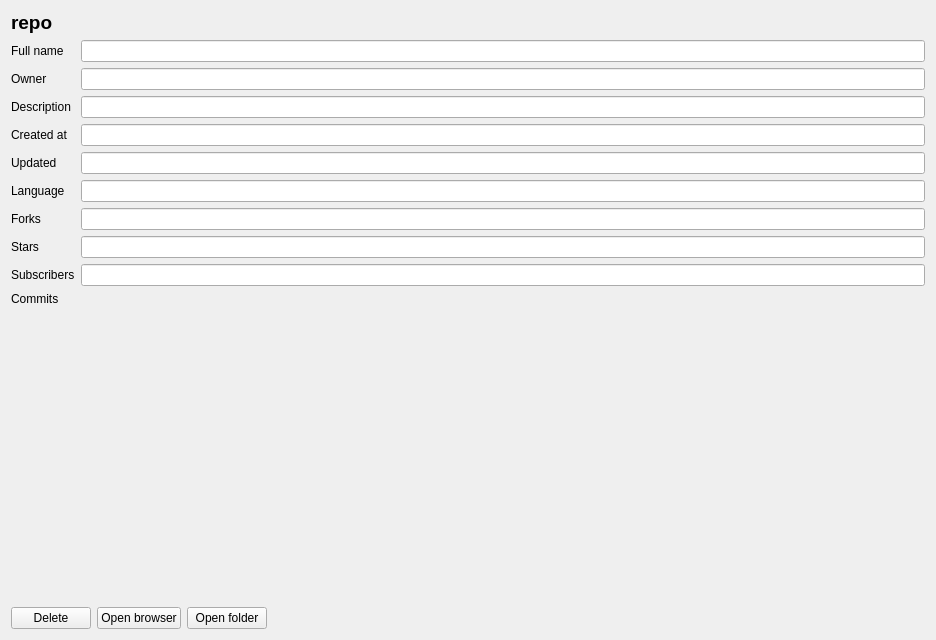
First picture: the form in ui/widgets/local_repository.ui, repository DomiTP/GitHub-Manager, before the edit.
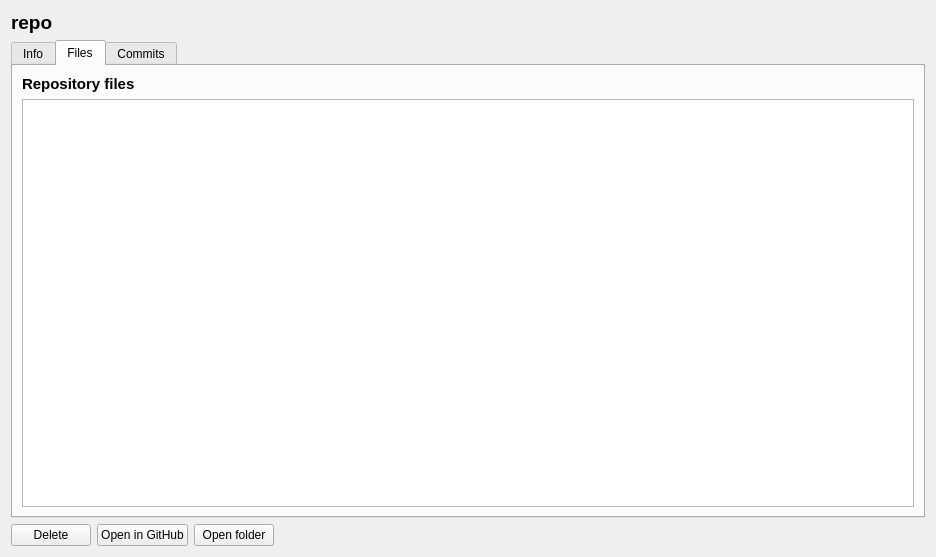
Second picture: the form after the edit. The open tabs and pages were chosen to show the change.

Commit message: Filtros en las listas de repositorios (remotas y locales), modificada la vista de los repositorios locales, ahora hay 3 pestañas, en la primera hay información, en la segunda hay un treeview para ver los archivos y carpetas que contiene la carpeta del repositorio y la tercera que está el gráfico de los commits y modificado el widget del canvas para poder poner el texto de las X en vertical.

```diff
--- a/ui/widgets/local_repository.ui
+++ b/ui/widgets/local_repository.ui
@@ -7,7 +7,7 @@
     <x>0</x>
     <y>0</y>
     <width>936</width>
-    <height>640</height>
+    <height>557</height>
    </rect>
   </property>
   <property name="windowTitle">
@@ -34,6 +34,16 @@
     </widget>
    </item>
    <item>
+          <widget class="QTabWidget" name="tabWidget">
+              <property name="currentIndex">
+                  <number>0</number>
+              </property>
+              <widget class="QWidget" name="infoTab">
+                  <attribute name="title">
+                      <string>Info</string>
+                  </attribute>
+                  <layout class="QVBoxLayout" name="verticalLayout_3">
+                      <item>
     <layout class="QFormLayout" name="formLayout">
      <item row="0" column="0">
       <widget class="QLabel" name="fullNameLabel">
@@ -163,38 +173,52 @@
      </item>
     </layout>
    </item>
+                  </layout>
+              </widget>
+              <widget class="QWidget" name="filesTab">
+                  <attribute name="title">
+                      <string>Files</string>
+                  </attribute>
+                  <layout class="QVBoxLayout" name="verticalLayout_4">
    <item>
-    <layout class="QVBoxLayout" name="verticalLayout_2">
-     <item>
-      <widget class="QLabel" name="label">
+                          <widget class="QLabel" name="label_2">
        <property name="sizePolicy">
         <sizepolicy hsizetype="Fixed" vsizetype="Fixed">
          <horstretch>0</horstretch>
          <verstretch>0</verstretch>
         </sizepolicy>
        </property>
+                              <property name="font">
+                                  <font>
+                                      <pointsize>11</pointsize>
+                                      <bold>true</bold>
+                                  </font>
+                              </property>
        <property name="text">
+                                  <string>Repository files</string>
+                              </property>
+                          </widget>
+                      </item>
+                      <item>
+                          <widget class="QTreeView" name="treeView"/>
+                      </item>
+                  </layout>
+              </widget>
+              <widget class="QWidget" name="commitsTab">
+                  <attribute name="title">
         <string>Commits</string>
-       </property>
-      </widget>
-     </item>
+                  </attribute>
+                  <layout class="QVBoxLayout" name="verticalLayout_5">
+                      <item>
+                          <layout class="QVBoxLayout" name="verticalLayout_2">
      <item>
       <widget class="QWidget" name="commitsImageWidget" native="true"/>
      </item>
     </layout>
    </item>
-   <item>
-    <spacer name="verticalSpacer">
-     <property name="orientation">
-      <enum>Qt::Vertical</enum>
-     </property>
-     <property name="sizeHint" stdset="0">
-      <size>
-       <width>20</width>
-       <height>40</height>
-      </size>
-     </property>
-    </spacer>
+                  </layout>
+              </widget>
+          </widget>
    </item>
    <item>
     <layout class="QHBoxLayout" name="horizontalLayout">
@@ -220,7 +244,7 @@
         </sizepolicy>
        </property>
        <property name="text">
-        <string>Open browser</string>
+           <string>Open in GitHub</string>
        </property>
       </widget>
      </item>
```
Lines whose indentation alone changed are shown as unchanged. The commit also changes 13 other files.
